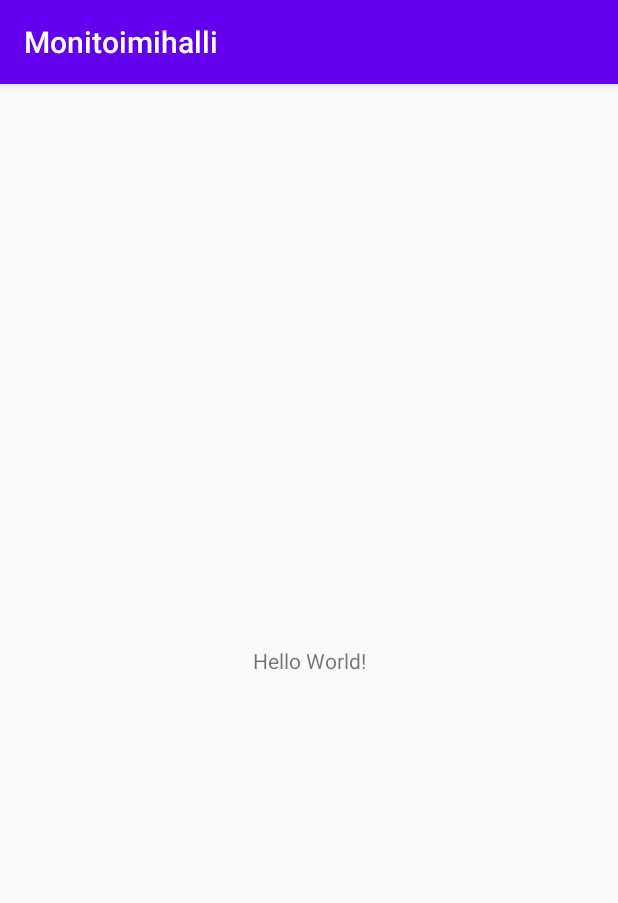
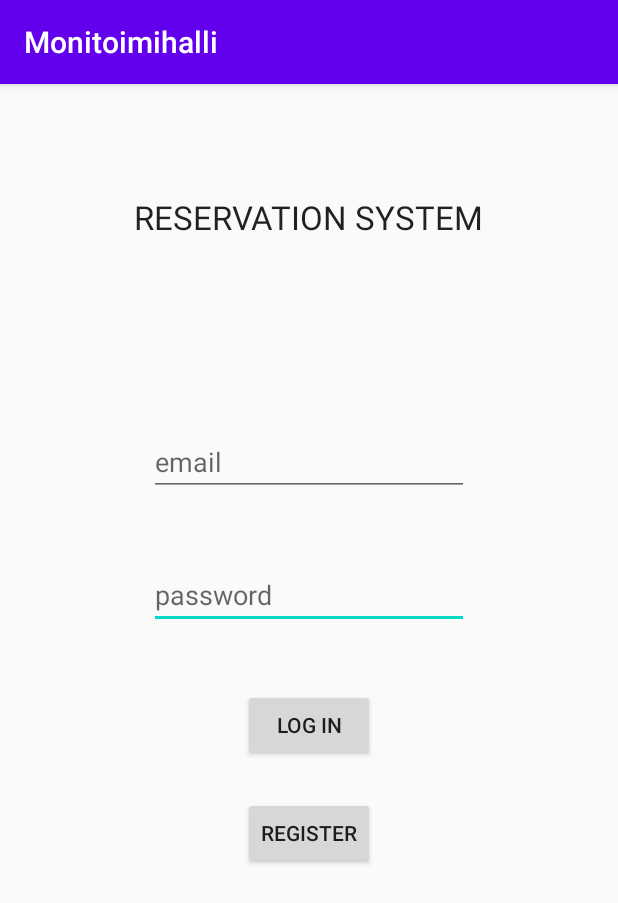
Before and after one commit to Janiss876/Monitoimihalli, an Android app: the screen it shows after launch (MainActivity), on a phone screen of 412 x 824 dp. Shown: the top 903 px of the screen. Run offline under Robolectric (Android 15) with nearby library versions, the phone set to English and light mode, and no system bars.

```diff
--- a/app/src/main/res/layout/activity_main.xml
+++ b/app/src/main/res/layout/activity_main.xml
@@ -6,13 +6,64 @@
     android:layout_height="match_parent"
     tools:context=".MainActivity">
 
-    <TextView
+    <EditText
+        android:id="@+id/loginPassword"
         android:layout_width="wrap_content"
         android:layout_height="wrap_content"
-        android:text="Hello World!"
+        android:ems="10"
+        android:hint="password"
+        android:inputType="textPassword"
         app:layout_constraintBottom_toBottomOf="parent"
-        app:layout_constraintLeft_toLeftOf="parent"
-        app:layout_constraintRight_toRightOf="parent"
-        app:layout_constraintTop_toTopOf="parent" />
+        app:layout_constraintEnd_toEndOf="parent"
+        app:layout_constraintStart_toStartOf="parent"
+        app:layout_constraintTop_toTopOf="parent"
+        app:layout_constraintVertical_bias="0.44" />
+
+    <EditText
+        android:id="@+id/loginEmail"
+        android:layout_width="wrap_content"
+        android:layout_height="wrap_content"
+        android:ems="10"
+        android:hint="email"
+        android:inputType="textPassword"
+        app:layout_constraintBottom_toTopOf="@+id/loginPassword"
+        app:layout_constraintEnd_toEndOf="parent"
+        app:layout_constraintStart_toStartOf="parent"
+        app:layout_constraintTop_toTopOf="parent"
+        app:layout_constraintVertical_bias="0.84000003" />
+
+    <Button
+        android:id="@+id/loginButton"
+        android:layout_width="wrap_content"
+        android:layout_height="wrap_content"
+        android:text="Log in"
+        app:layout_constraintBottom_toBottomOf="parent"
+        app:layout_constraintEnd_toEndOf="parent"
+        app:layout_constraintStart_toStartOf="parent"
+        app:layout_constraintTop_toTopOf="parent"
+        app:layout_constraintVertical_bias="0.56" />
+
+    <Button
+        android:id="@+id/registerButton"
+        android:layout_width="wrap_content"
+        android:layout_height="wrap_content"
+        android:text="Register"
+        app:layout_constraintBottom_toBottomOf="parent"
+        app:layout_constraintEnd_toEndOf="parent"
+        app:layout_constraintStart_toStartOf="parent"
+        app:layout_constraintTop_toTopOf="parent"
+        app:layout_constraintVertical_bias="0.65999997" />
+
+    <TextView
+        android:id="@+id/textView"
+        android:layout_width="wrap_content"
+        android:layout_height="wrap_content"
+        android:text="RESERVATION SYSTEM"
+        android:textAppearance="@style/TextAppearance.AppCompat.Large"
+        app:layout_constraintBottom_toBottomOf="parent"
+        app:layout_constraintEnd_toEndOf="parent"
+        app:layout_constraintStart_toStartOf="parent"
+        app:layout_constraintTop_toTopOf="parent"
+        app:layout_constraintVertical_bias="0.100000024" />
 
 </androidx.constraintlayout.widget.ConstraintLayout>
```
